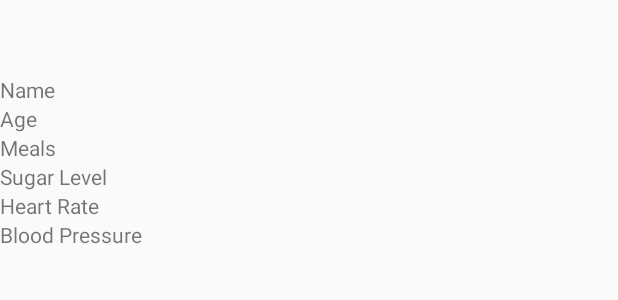
After one commit to JoshuaLim995/Golden_Age_Project, an Android app: the layout content_view_patient.xml on its own in the app's theme, with its tools: preview values and no code run, on a phone screen of 412 x 824 dp. The commit adds this screen. Shown: the top 300 px of the screen. Run offline under Robolectric (Android 15) with nearby library versions, the phone set to English and light mode, and no system bars.

Commit message:
Added view patient skeleton

```diff
--- /dev/null
+++ b/GoldenAge/app/src/main/java/com/joshua_lsj/goldenage/ViewPatientActivity.java
@@ -0,0 +1,11 @@
+package com.joshua_lsj.goldenage;
+
+import android.support.v7.app.AppCompatActivity;
+
+/**
+ * Created by limsh on 10/21/2017.
+ */
+
+public class ViewPatientActivity extends AppCompatActivity {
+
+}
--- /dev/null
+++ b/GoldenAge/app/src/main/res/layout/activity_view_patient.xml
@@ -0,0 +1,6 @@
+<?xml version="1.0" encoding="utf-8"?>
+<LinearLayout xmlns:android="http://schemas.android.com/apk/res/android"
+    android:orientation="vertical" android:layout_width="match_parent"
+    android:layout_height="match_parent">
+
+</LinearLayout>
--- a/GoldenAge/app/src/main/res/layout/content_add_patient.xml
+++ b/GoldenAge/app/src/main/res/layout/content_add_patient.xml
@@ -105,6 +105,7 @@
                 android:text="Register Date" />
 
             <EditText
+                android:id="@+id/item_date"
                 android:layout_width="match_parent"
                 android:layout_height="wrap_content" />
 
--- /dev/null
+++ b/GoldenAge/app/src/main/res/layout/content_view_patient.xml
@@ -0,0 +1,55 @@
+<?xml version="1.0" encoding="utf-8"?>
+<LinearLayout xmlns:android="http://schemas.android.com/apk/res/android"
+    xmlns:app="http://schemas.android.com/apk/res-auto"
+    xmlns:tools="http://schemas.android.com/tools"
+    android:layout_width="match_parent"
+    android:layout_height="match_parent"
+    android:orientation="vertical"
+    app:layout_behavior="@string/appbar_scrolling_view_behavior"
+    tools:context="com.joshua_lsj.goldenage.ViewPatientActivity">
+
+    <!-- Nurse able to input medical info of the patient during checkup -->
+    <ImageView
+        android:layout_width="50dp"
+        android:layout_height="50dp" />
+
+    <!-- Display Patient Name -->
+    <TextView
+        android:layout_width="wrap_content"
+        android:layout_height="wrap_content"
+        android:text="Name" />
+
+    <!-- Display Patient Age -->
+    <TextView
+        android:layout_width="wrap_content"
+        android:layout_height="wrap_content"
+        android:text="Age" />
+
+    <!-- Display Patient Meals -->
+    <TextView
+        android:layout_width="wrap_content"
+        android:layout_height="wrap_content"
+        android:text="Meals" />
+
+    <!-- Display Patient Sugar Level -->
+    <TextView
+        android:layout_width="wrap_content"
+        android:layout_height="wrap_content"
+        android:text="Sugar Level" />
+
+    <!-- Display Patient Heart Rate -->
+    <TextView
+        android:layout_width="wrap_content"
+        android:layout_height="wrap_content"
+        android:text="Heart Rate" />
+
+    <!-- Display Patient Blood Pressure -->
+    <TextView
+        android:layout_width="wrap_content"
+        android:layout_height="wrap_content"
+        android:text="Blood Pressure" />
+
+
+    <!-- Put Floating button to let nurse to input
+    the blood pressure, heart rate, sugar level for daily checkup -->
+</LinearLayout>
```
